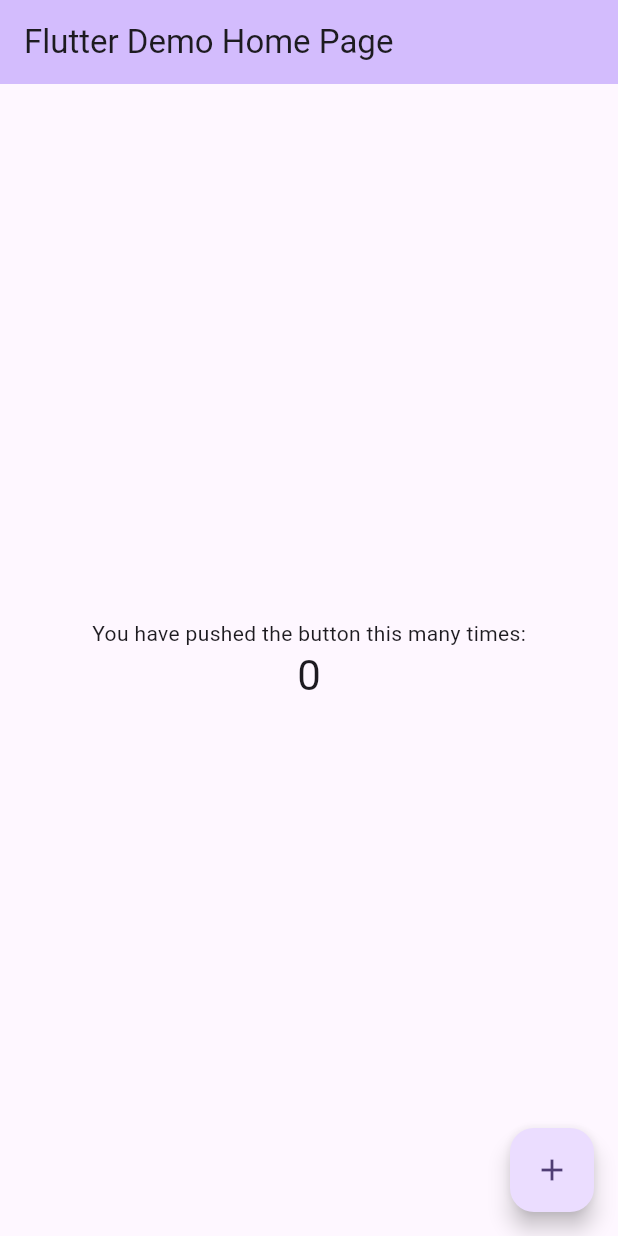
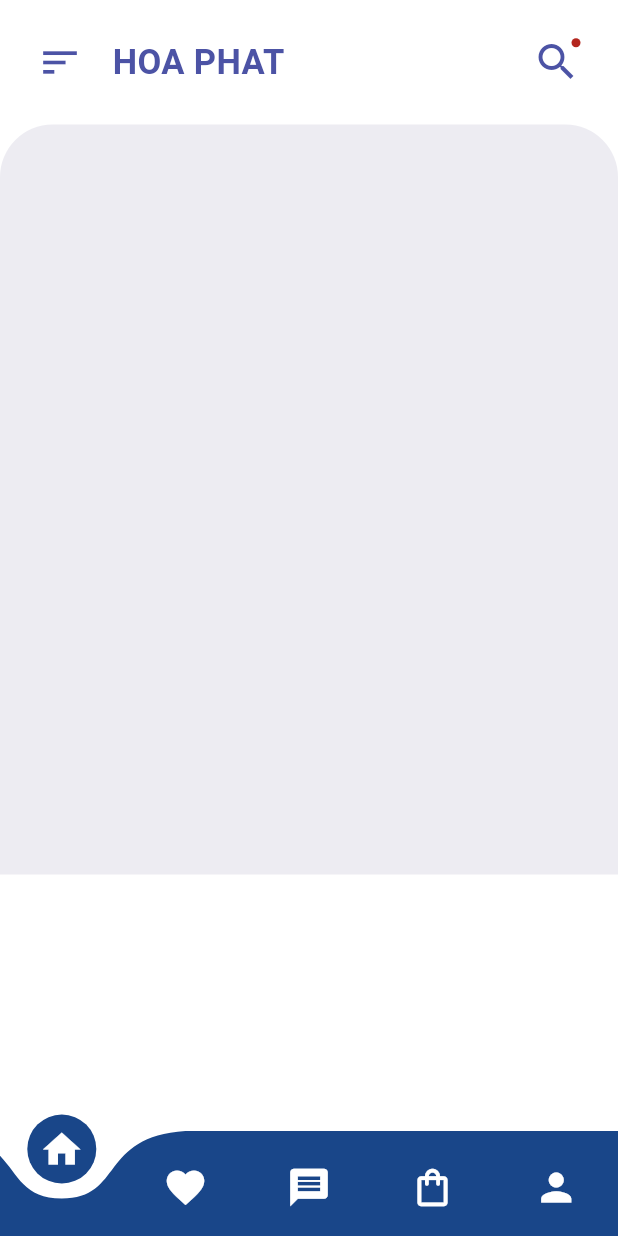
Before and after one commit to adohong4/Mobile-Ecommerce, a Flutter app: the screen it shows after launch, on a phone screen of 412 x 824 dp. Run offline on Flutter 3.47's test engine with Material 3 defaults, Android fonts, the phone set to English and light mode, and no system bars; drawn by our look-alikes of curved_navigation_bar; our stand-ins replace firebase_core; accounts and stored records are empty.

Commit message:
bottomNavigationBar in HomePage

```diff
--- a/Mobile/lib/main.dart
+++ b/Mobile/lib/main.dart
@@ -1,122 +1,16 @@
 import 'package:flutter/material.dart';
+import 'package:flutter_application_1/pages/HomePage.dart';
 
-void main() {
-  runApp(const MyApp());
-}
+void main() => runApp(MyApp());
 
 class MyApp extends StatelessWidget {
-  const MyApp({super.key});
-
-  // This widget is the root of your application.
   @override
   Widget build(BuildContext context) {
     return MaterialApp(
+      debugShowCheckedModeBanner: false,
       title: 'Flutter Demo',
-      theme: ThemeData(
-        // This is the theme of your application.
-        //
-        // TRY THIS: Try running your application with "flutter run". You'll see
-        // the application has a purple toolbar. Then, without quitting the app,
-        // try changing the seedColor in the colorScheme below to Colors.green
-        // and then invoke "hot reload" (save your changes or press the "hot
-        // reload" button in a Flutter-supported IDE, or press "r" if you used
-        // the command line to start the app).
-        //
-        // Notice that the counter didn't reset back to zero; the application
-        // state is not lost during the reload. To reset the state, use hot
-        // restart instead.
-        //
-        // This works for code too, not just values: Most code changes can be
-        // tested with just a hot reload.
-        colorScheme: ColorScheme.fromSeed(seedColor: Colors.deepPurple),
-      ),
-      home: const MyHomePage(title: 'Flutter Demo Home Page'),
+      theme: ThemeData(scaffoldBackgroundColor: Colors.white),
+      routes: {'/': (context) => HomePage()},
     );
   }
 }
-
-class MyHomePage extends StatefulWidget {
-  const MyHomePage({super.key, required this.title});
-
-  // This widget is the home page of your application. It is stateful, meaning
-  // that it has a State object (defined below) that contains fields that affect
-  // how it looks.
-
-  // This class is the configuration for the state. It holds the values (in this
-  // case the title) provided by the parent (in this case the App widget) and
-  // used by the build method of the State. Fields in a Widget subclass are
-  // always marked "final".
-
-  final String title;
-
-  @override
-  State<MyHomePage> createState() => _MyHomePageState();
-}
-
-class _MyHomePageState extends State<MyHomePage> {
-  int _counter = 0;
-
-  void _incrementCounter() {
-    setState(() {
-      // This call to setState tells the Flutter framework that something has
-      // changed in this State, which causes it to rerun the build method below
-      // so that the display can reflect the updated values. If we changed
-      // _counter without calling setState(), then the build method would not be
-      // called again, and so nothing would appear to happen.
-      _counter++;
-    });
-  }
-
-  @override
-  Widget build(BuildContext context) {
-    // This method is rerun every time setState is called, for instance as done
-    // by the _incrementCounter method above.
-    //
-    // The Flutter framework has been optimized to make rerunning build methods
-    // fast, so that you can just rebuild anything that needs updating rather
-    // than having to individually change instances of widgets.
-    return Scaffold(
-      appBar: AppBar(
-        // TRY THIS: Try changing the color here to a specific color (to
-        // Colors.amber, perhaps?) and trigger a hot reload to see the AppBar
-        // change color while the other colors stay the same.
-        backgroundColor: Theme.of(context).colorScheme.inversePrimary,
-        // Here we take the value from the MyHomePage object that was created by
-        // the App.build method, and use it to set our appbar title.
-        title: Text(widget.title),
-      ),
-      body: Center(
-        // Center is a layout widget. It takes a single child and positions it
-        // in the middle of the parent.
-        child: Column(
-          // Column is also a layout widget. It takes a list of children and
-          // arranges them vertically. By default, it sizes itself to fit its
-          // children horizontally, and tries to be as tall as its parent.
-          //
-          // Column has various properties to control how it sizes itself and
-          // how it positions its children. Here we use mainAxisAlignment to
-          // center the children vertically; the main axis here is the vertical
-          // axis because Columns are vertical (the cross axis would be
-          // horizontal).
-          //
-          // TRY THIS: Invoke "debug painting" (choose the "Toggle Debug Paint"
-          // action in the IDE, or press "p" in the console), to see the
-          // wireframe for each widget.
-          mainAxisAlignment: MainAxisAlignment.center,
-          children: <Widget>[
-            const Text('You have pushed the button this many times:'),
-            Text(
-              '$_counter',
-              style: Theme.of(context).textTheme.headlineMedium,
-            ),
-          ],
-        ),
-      ),
-      floatingActionButton: FloatingActionButton(
-        onPressed: _incrementCounter,
-        tooltip: 'Increment',
-        child: const Icon(Icons.add),
-      ), // This trailing comma makes auto-formatting nicer for build methods.
-    );
-  }
-}
--- /dev/null
+++ b/Mobile/lib/pages/HomePage.dart
@@ -0,0 +1,48 @@
+import 'package:curved_navigation_bar/curved_navigation_bar.dart';
+import 'package:flutter/material.dart';
+import 'package:flutter_application_1/widgets/HomeAppBar.dart';
+
+class HomePage extends StatelessWidget {
+  @override
+  Widget build(BuildContext context) {
+    return Scaffold(
+      body: ListView(
+        children: [
+          HomeAppBar(),
+          Container(
+            height: 500,
+            padding: EdgeInsets.only(top: 15),
+            decoration: BoxDecoration(
+              color: Color(0xFFEDECF2),
+              borderRadius: BorderRadius.only(
+                topLeft: Radius.circular(35),
+                topRight: Radius.circular(35),
+              ),
+            ),
+            child: Column(
+              children: [
+                Container(
+                  margin: EdgeInsets.symmetric(horizontal: 20),
+                  padding: EdgeInsets.symmetric(horizontal: 20),
+                ),
+              ],
+            ),
+          ),
+        ],
+      ),
+      bottomNavigationBar: CurvedNavigationBar(
+        backgroundColor: Colors.transparent,
+        onTap: (index) {},
+        height: 70,
+        color: Color(0xFF194689),
+        items: [
+          Icon(Icons.home, size: 30, color: Colors.white),
+          Icon(Icons.favorite, size: 30, color: Colors.white),
+          Icon(Icons.message, size: 30, color: Colors.white),
+          Icon(Icons.shopping_bag_outlined, size: 30, color: Colors.white),
+          Icon(Icons.person, size: 30, color: Colors.white),
+        ],
+      ),
+    );
+  }
+}
--- /dev/null
+++ b/Mobile/lib/widgets/HomeAppBar.dart
@@ -0,0 +1,43 @@
+import 'package:flutter/material.dart';
+
+class HomeAppBar extends StatelessWidget {
+  const HomeAppBar({super.key});
+
+  @override
+  Widget build(BuildContext context) {
+    return Container(
+      color: Colors.white,
+      padding: const EdgeInsets.all(25),
+      child: Row(
+        children: [
+          Icon(Icons.sort, size: 30, color: Color(0xFF4C53A5)),
+          Padding(
+            padding: EdgeInsets.only(left: 20),
+            child: Text(
+              "HOA PHAT",
+              style: TextStyle(
+                fontSize: 23,
+                fontWeight: FontWeight.bold,
+                color: Color(0xFF4C53A5),
+              ),
+            ),
+          ),
+          Spacer(),
+          Badge(
+            // badgeColor: Colors.red,
+            // padding: EdgeInsets.all(7),
+            // badgeContent: Text(
+            //   "3",
+            // ),
+            child: InkWell(
+              onTap: () {
+                print("Notification tapped");
+              },
+              child: Icon(Icons.search, size: 32, color: Color(0xFF4C53A5)),
+            ),
+          ),
+        ],
+      ),
+    );
+  }
+}
--- a/Mobile/pubspec.yaml
+++ b/Mobile/pubspec.yaml
@@ -39,6 +39,8 @@ dependencies:
   cloud_firestore: ^5.6.6
   provider: ^6.1.4
   intl: ^0.19.0
+  badges: ^2.0.3
+  curved_navigation_bar: ^1.0.3
 
 dev_dependencies:
   flutter_test:
```
Also changed, not shown: Mobile/assets/category1.png (added), Mobile/assets/category2.png (added), Mobile/assets/logo.png (added), Mobile/assets/san pham.png (added), Mobile/pubspec.lock.
